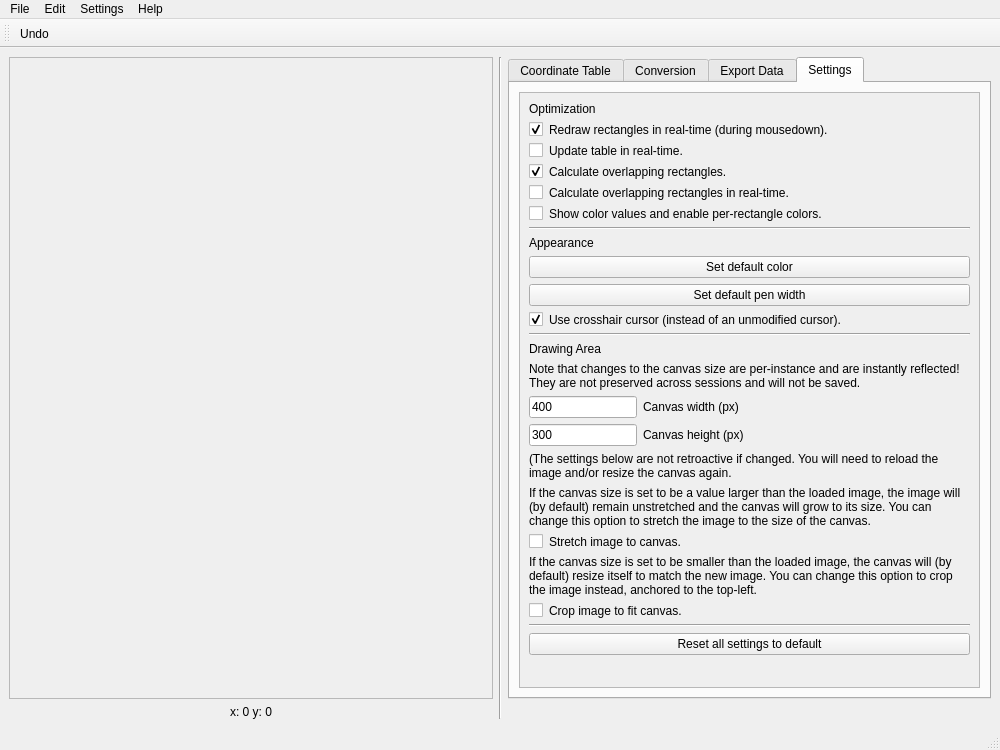
Before: the Qt Designer form src/main/resources/base/rectmap.ui in lgactna/RectangleMappingTool, drawn with Qt 5.
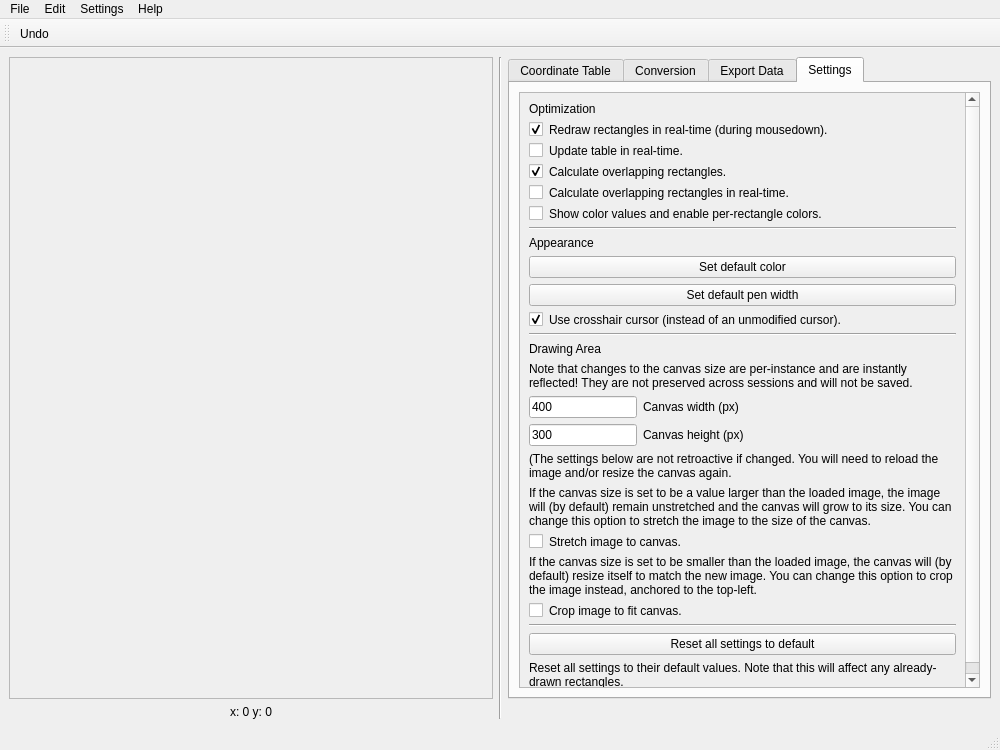
After: the same form once the commit is applied. The open tabs and pages were chosen to show the change.

Commit message: fix pen width not updating correctly

The edit to the form file:
```diff
--- a/src/main/resources/base/rectmap.ui
+++ b/src/main/resources/base/rectmap.ui
@@ -509,9 +509,9 @@
            <property name="geometry">
             <rect>
              <x>0</x>
-             <y>-38</y>
+             <y>-147</y>
              <width>429</width>
-             <height>683</height>
+             <height>722</height>
             </rect>
            </property>
            <layout class="QFormLayout" name="formLayout_2">
@@ -780,6 +780,16 @@
               </property>
              </widget>
             </item>
+            <item row="22" column="0" colspan="2">
+             <widget class="QLabel" name="label_25">
+              <property name="text">
+               <string>Reset all settings to their default values. Note that this will affect any already-drawn rectangles.</string>
+              </property>
+              <property name="wordWrap">
+               <bool>true</bool>
+              </property>
+             </widget>
+            </item>
            </layout>
           </widget>
          </widget>
```
Left out of the diff: 2 changed lines with no effect on the pictures. The commit also changes 2 other files.
